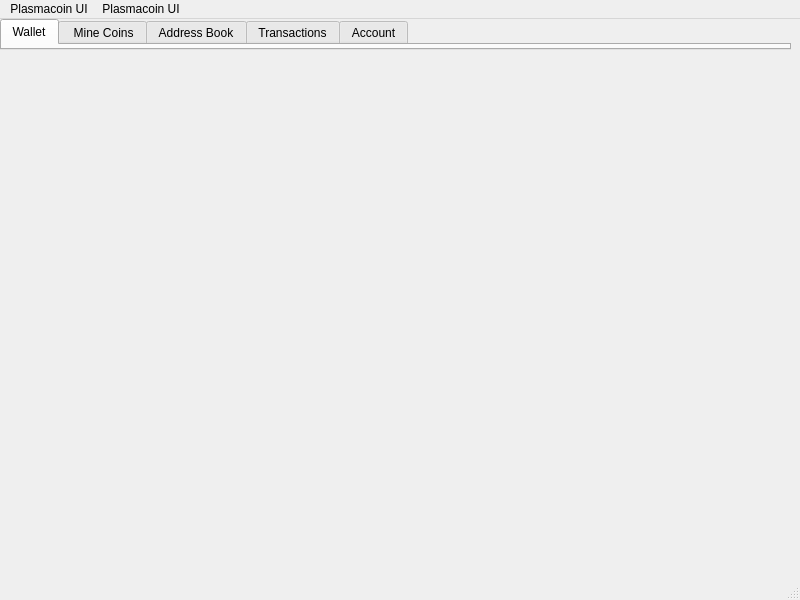
Above: src/qt/plasmacoin-ui/mainwindow.ui from plasmacoin-crypto/Plasmacoin-Blockchain before the change. Below: the same form after it.
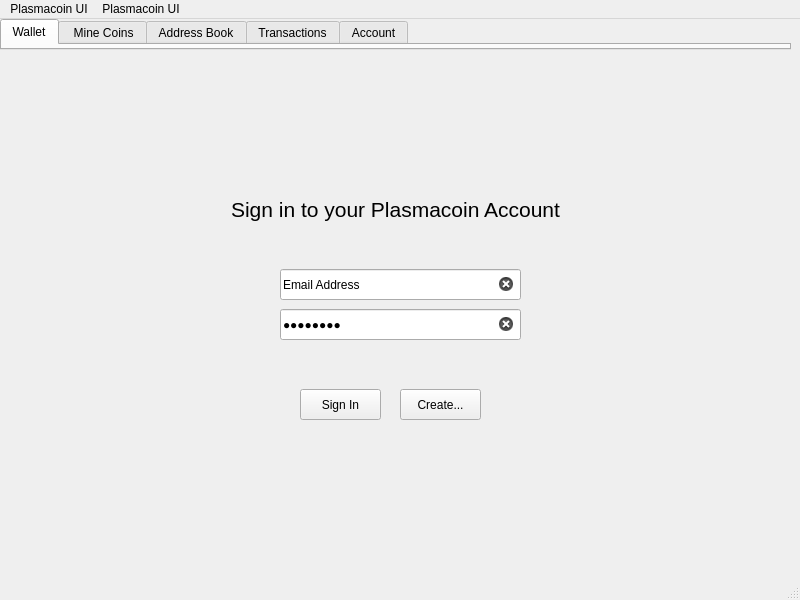
That is the form after the change. Icons and pictures are not drawn.

Commit message: Add an account sign in screen

Diff of the .ui file:
```diff
--- a/src/qt/plasmacoin-ui/mainwindow.ui
+++ b/src/qt/plasmacoin-ui/mainwindow.ui
@@ -313,7 +313,104 @@
      </widget>
     </widget>
     <widget class="QWidget" name="transactions"/>
-    <widget class="QWidget" name="account"/>
+    <widget class="QWidget" name="account">
+     <widget class="QStackedWidget" name="accountView">
+      <property name="geometry">
+       <rect>
+        <x>0</x>
+        <y>20</y>
+        <width>801</width>
+        <height>491</height>
+       </rect>
+      </property>
+      <property name="currentIndex">
+       <number>0</number>
+      </property>
+      <widget class="QWidget" name="signIn">
+       <widget class="QLabel" name="signInTitle">
+        <property name="geometry">
+         <rect>
+          <x>210</x>
+          <y>100</y>
+          <width>371</width>
+          <height>81</height>
+         </rect>
+        </property>
+        <property name="text">
+         <string>&lt;html&gt;&lt;head/&gt;&lt;body&gt;&lt;p align=&quot;center&quot;&gt;&lt;span style=&quot; font-size:16pt;&quot;&gt;Sign in to your Plasmacoin Account&lt;/span&gt;&lt;/p&gt;&lt;/body&gt;&lt;/html&gt;</string>
+        </property>
+       </widget>
+       <widget class="QLineEdit" name="lineEdit">
+        <property name="geometry">
+         <rect>
+          <x>280</x>
+          <y>200</y>
+          <width>241</width>
+          <height>31</height>
+         </rect>
+        </property>
+        <property name="toolTip">
+         <string>&lt;html&gt;&lt;head/&gt;&lt;body&gt;&lt;p&gt;Hello&lt;/p&gt;&lt;/body&gt;&lt;/html&gt;</string>
+        </property>
+        <property name="text">
+         <string>Email Address</string>
+        </property>
+        <property name="clearButtonEnabled">
+         <bool>true</bool>
+        </property>
+       </widget>
+       <widget class="QLineEdit" name="lineEdit_2">
+        <property name="geometry">
+         <rect>
+          <x>280</x>
+          <y>240</y>
+          <width>241</width>
+          <height>31</height>
+         </rect>
+        </property>
+        <property name="toolTip">
+         <string>&lt;html&gt;&lt;head/&gt;&lt;body&gt;&lt;p&gt;Hello&lt;/p&gt;&lt;/body&gt;&lt;/html&gt;</string>
+        </property>
+        <property name="text">
+         <string>Password</string>
+        </property>
+        <property name="echoMode">
+         <enum>QLineEdit::Password</enum>
+        </property>
+        <property name="clearButtonEnabled">
+         <bool>true</bool>
+        </property>
+       </widget>
+       <widget class="QPushButton" name="btn_signIn">
+        <property name="geometry">
+         <rect>
+          <x>300</x>
+          <y>320</y>
+          <width>81</width>
+          <height>31</height>
+         </rect>
+        </property>
+        <property name="text">
+         <string>Sign In</string>
+        </property>
+       </widget>
+       <widget class="QPushButton" name="btn_create">
+        <property name="geometry">
+         <rect>
+          <x>400</x>
+          <y>320</y>
+          <width>81</width>
+          <height>31</height>
+         </rect>
+        </property>
+        <property name="text">
+         <string>Create...</string>
+        </property>
+       </widget>
+      </widget>
+      <widget class="QWidget" name="page_2"/>
+     </widget>
+    </widget>
    </widget>
    <zorder>stackedWidget</zorder>
    <zorder>tabWidget</zorder>
```
